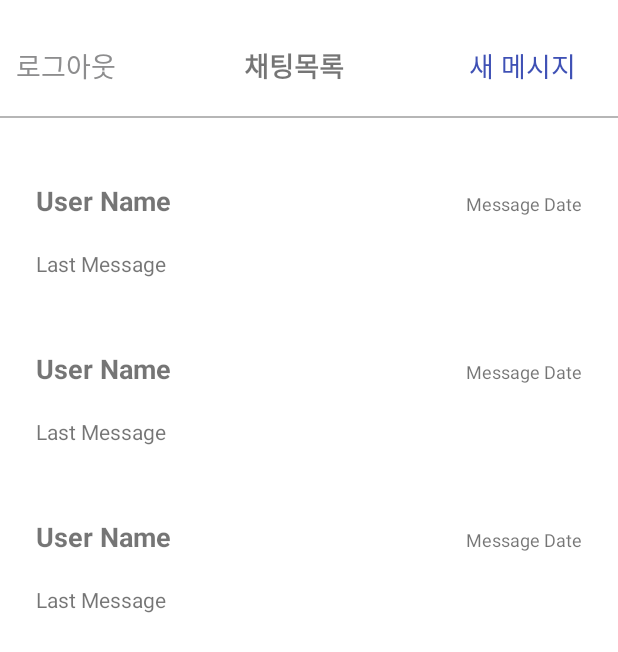
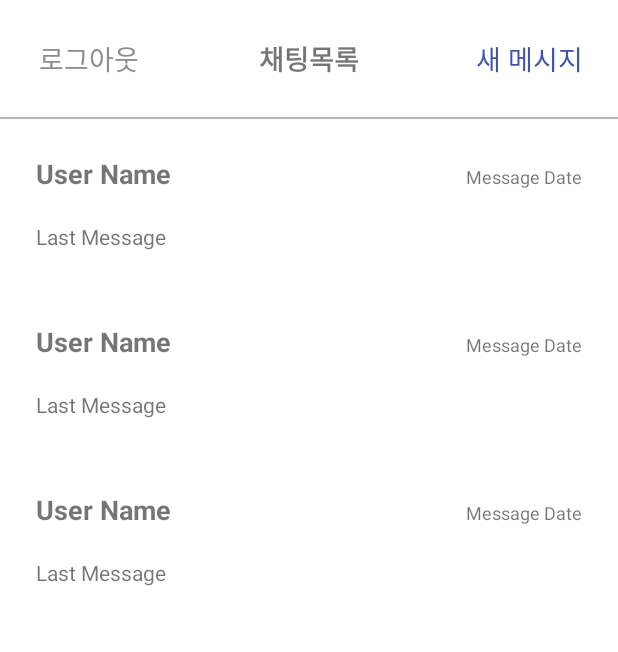
Before and after one commit to Gazi-Market/gazi-market, an Android app: the layout chat_room_layout.xml on its own in the app's theme, with its tools: preview values and no code run, on a phone screen of 412 x 824 dp. Shown: the top 652 px of the screen. Run offline under Robolectric (Android 15) with nearby library versions, the phone set to English and light mode, and no system bars.

Commit message:
fix: 채팅 레이아웃 수정

```diff
--- a/app/src/main/res/layout/chat_room_layout.xml
+++ b/app/src/main/res/layout/chat_room_layout.xml
@@ -12,19 +12,19 @@
 
         android:layout_width="wrap_content"
         android:layout_height="wrap_content"
-        android:layout_marginTop="30dp"
+        android:layout_marginTop="25dp"
         android:text="채팅목록"
+        android:textSize="18dp"
         android:textStyle="bold"
-        android:textSize="18dp"
-        app:layout_constraintEnd_toStartOf="@+id/btn_new_message"
-        app:layout_constraintStart_toEndOf="@+id/btn_signout"
+        app:layout_constraintEnd_toEndOf="parent"
+        app:layout_constraintStart_toStartOf="parent"
         app:layout_constraintTop_toTopOf="parent" />
 
     <androidx.constraintlayout.widget.ConstraintLayout
         android:id="@+id/divider"
         android:layout_width="0dp"
         android:layout_height="1dp"
-        android:layout_marginTop="20dp"
+        android:layout_marginTop="25dp"
         android:background="#B6B6B6"
         app:layout_constraintEnd_toEndOf="parent"
         app:layout_constraintStart_toStartOf="parent"
@@ -34,8 +34,7 @@
         android:id="@+id/btn_new_message"
         android:layout_width="wrap_content"
         android:layout_height="wrap_content"
-        android:layout_marginEnd="20dp"
-        android:layout_marginRight="20dp"
+        android:layout_marginEnd="15dp"
         android:background="@android:color/transparent"
         android:text="새 메시지"
         android:textColor="#3F51B5"
@@ -49,6 +48,7 @@
         android:id="@+id/btn_signout"
         android:layout_width="wrap_content"
         android:layout_height="wrap_content"
+        android:layout_marginStart="15dp"
         android:background="@android:color/transparent"
         android:text="로그아웃"
         android:textColor="#8D8D8E"
@@ -62,11 +62,10 @@
         android:id="@+id/recycler_chatrooms"
         android:layout_width="match_parent"
         android:layout_height="0dp"
-        android:layout_marginTop="40dp"
         android:layout_marginBottom="40dp"
         app:layout_constraintBottom_toBottomOf="parent"
         app:layout_constraintEnd_toEndOf="parent"
         app:layout_constraintStart_toStartOf="parent"
-        app:layout_constraintTop_toBottomOf="@+id/txt_TItle"
+        app:layout_constraintTop_toBottomOf="@id/divider"
         tools:listitem="@layout/list_chatroom_item" />
 </androidx.constraintlayout.widget.ConstraintLayout>
```
